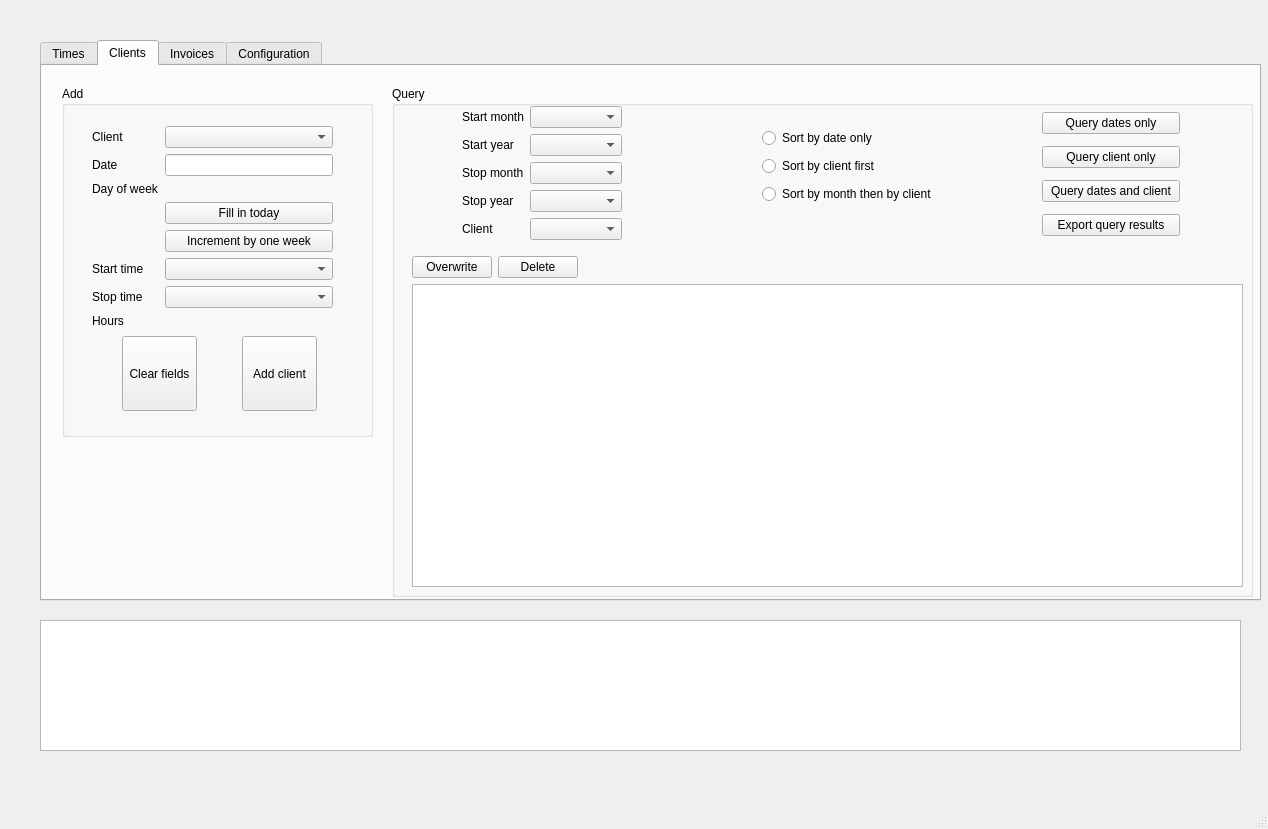
Above: input_files/Qt_ui_files/asap_layout.ui from haroldmeerwaldt/a_simple_accounting_program before the change. Below: the same form after it.
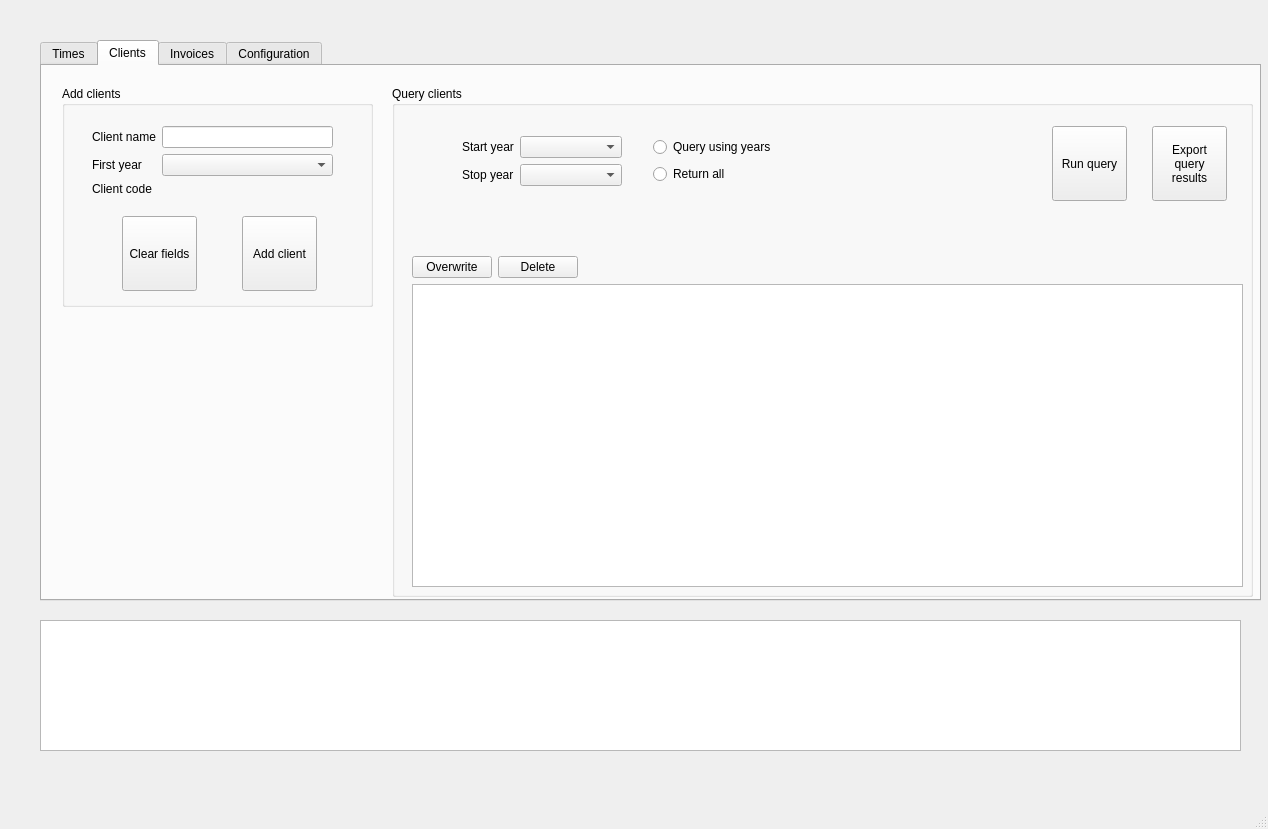
That is the form after the change. The open tabs and pages were chosen to show the change.

Commit message: worked on GUI layout for clients, and added some widgets related to that to times tab

Patch:
```diff
--- a/input_files/Qt_ui_files/asap_layout.ui
+++ b/input_files/Qt_ui_files/asap_layout.ui
@@ -391,17 +391,17 @@
         <x>20</x>
         <y>20</y>
         <width>311</width>
-        <height>351</height>
+        <height>221</height>
        </rect>
       </property>
       <property name="title">
-       <string>Add</string>
+       <string>Add clients</string>
       </property>
       <widget class="QPushButton" name="pushButton_add_client">
        <property name="geometry">
         <rect>
          <x>180</x>
-         <y>250</y>
+         <y>130</y>
          <width>75</width>
          <height>75</height>
         </rect>
@@ -416,89 +416,41 @@
          <x>30</x>
          <y>40</y>
          <width>241</width>
-         <height>212</height>
+         <height>71</height>
         </rect>
        </property>
        <layout class="QFormLayout" name="formLayout_3">
         <item row="0" column="0">
          <widget class="QLabel" name="label_times_client_2">
           <property name="text">
-           <string>Client</string>
+           <string>Client name</string>
           </property>
          </widget>
         </item>
+        <item row="0" column="1">
+         <widget class="QLineEdit" name="lineEdit_clients_client_name"/>
+        </item>
         <item row="1" column="0">
          <widget class="QLabel" name="label_times_date_2">
           <property name="text">
-           <string>Date</string>
+           <string>First year</string>
           </property>
          </widget>
         </item>
-        <item row="0" column="1">
-         <widget class="QComboBox" name="comboBox_times_client_2"/>
-        </item>
-        <item row="5" column="0">
-         <widget class="QLabel" name="label_times_start_time_2">
-          <property name="text">
-           <string>Start time</string>
-          </property>
-         </widget>
-        </item>
-        <item row="6" column="0">
-         <widget class="QLabel" name="label_times_stop_time_2">
-          <property name="text">
-           <string>Stop time</string>
-          </property>
-         </widget>
-        </item>
-        <item row="5" column="1">
-         <widget class="QComboBox" name="comboBox_times_start_time_2"/>
-        </item>
-        <item row="6" column="1">
-         <widget class="QComboBox" name="comboBox_times_stop_time_2"/>
-        </item>
         <item row="1" column="1">
-         <widget class="QLineEdit" name="lineEdit_times_date_2"/>
-        </item>
-        <item row="3" column="1">
-         <widget class="QPushButton" name="pushButton_times_fill_in_today_2">
-          <property name="text">
-           <string>Fill in today</string>
-          </property>
-         </widget>
-        </item>
-        <item row="7" column="0">
-         <widget class="QLabel" name="label_times_hours_2">
-          <property name="text">
-           <string>Hours</string>
-          </property>
-         </widget>
-        </item>
-        <item row="7" column="1">
-         <widget class="QLabel" name="info_label_times_hours_2">
-          <property name="text">
-           <string/>
-          </property>
-         </widget>
-        </item>
-        <item row="4" column="1">
-         <widget class="QPushButton" name="pushButton_times_increment_by_one_week_2">
-          <property name="text">
-           <string>Increment by one week</string>
-          </property>
-         </widget>
-        </item>
-        <item row="2" column="1">
-         <widget class="QLabel" name="info_label_day_of_week_2">
-          <property name="text">
-           <string/>
-          </property>
-         </widget>
+         <widget class="QComboBox" name="comboBox_clients_first_year"/>
         </item>
         <item row="2" column="0">
          <widget class="QLabel" name="label_day_of_week_2">
           <property name="text">
-           <string>Day of week</string>
+           <string>Client code</string>
+          </property>
+         </widget>
+        </item>
+        <item row="2" column="1">
+         <widget class="QLabel" name="info_label_clients_client_code">
+          <property name="text">
+           <string/>
           </property>
          </widget>
         </item>
@@ -508,7 +460,7 @@
        <property name="geometry">
         <rect>
          <x>60</x>
-         <y>250</y>
+         <y>130</y>
          <width>75</width>
          <height>75</height>
         </rect>
@@ -528,7 +480,7 @@
        </rect>
       </property>
       <property name="title">
-       <string>Query</string>
+       <string>Query clients</string>
       </property>
       <widget class="QWidget" name="verticalLayoutWidget_3">
        <property name="geometry">
@@ -580,136 +532,87 @@
        <property name="geometry">
         <rect>
          <x>70</x>
-         <y>20</y>
+         <y>50</y>
          <width>160</width>
-         <height>136</height>
+         <height>51</height>
         </rect>
        </property>
        <layout class="QFormLayout" name="formLayout_4">
-        <item row="0" column="1">
-         <widget class="QComboBox" name="comboBox_times_query_start_month_2"/>
-        </item>
-        <item row="2" column="1">
-         <widget class="QComboBox" name="comboBox_times_query_stop_month_2"/>
-        </item>
         <item row="0" column="0">
-         <widget class="QLabel" name="label_6">
-          <property name="text">
-           <string>Start month</string>
-          </property>
-         </widget>
-        </item>
-        <item row="2" column="0">
-         <widget class="QLabel" name="label_7">
-          <property name="text">
-           <string>Stop month</string>
-          </property>
-         </widget>
-        </item>
-        <item row="1" column="1">
-         <widget class="QComboBox" name="comboBox_times_query_start_year_2"/>
-        </item>
-        <item row="1" column="0">
          <widget class="QLabel" name="label_8">
           <property name="text">
            <string>Start year</string>
           </property>
          </widget>
         </item>
-        <item row="3" column="0">
+        <item row="0" column="1">
+         <widget class="QComboBox" name="comboBox_clients_query_start_year"/>
+        </item>
+        <item row="1" column="0">
          <widget class="QLabel" name="label_9">
           <property name="text">
            <string>Stop year</string>
           </property>
          </widget>
         </item>
-        <item row="4" column="0">
-         <widget class="QLabel" name="label_10">
-          <property name="text">
-           <string>Client</string>
-          </property>
-         </widget>
+        <item row="1" column="1">
+         <widget class="QComboBox" name="comboBox_clients_query_stop_year"/>
         </item>
-        <item row="3" column="1">
-         <widget class="QComboBox" name="comboBox_times_query_stop_year_2"/>
-        </item>
-        <item row="4" column="1">
-         <widget class="QComboBox" name="comboBox_times_query_client_2"/>
-        </item>
        </layout>
       </widget>
       <widget class="QWidget" name="verticalLayoutWidget_4">
        <property name="geometry">
         <rect>
-         <x>370</x>
-         <y>40</y>
-         <width>186</width>
-         <height>80</height>
+         <x>261</x>
+         <y>50</y>
+         <width>161</width>
+         <height>51</height>
         </rect>
        </property>
        <layout class="QVBoxLayout" name="verticalLayout_5">
         <item>
          <widget class="QRadioButton" name="radioButton_times_sort_by_date_only_2">
           <property name="text">
-           <string>Sort by date only</string>
+           <string>Query using years</string>
           </property>
          </widget>
         </item>
         <item>
          <widget class="QRadioButton" name="radioButton_times_sort_by_client_first_2">
           <property name="text">
-           <string>Sort by client first</string>
+           <string>Return all</string>
           </property>
          </widget>
         </item>
-        <item>
-         <widget class="QRadioButton" name="radioButton_times_sort_by_month_then_by_client_2">
-          <property name="text">
-           <string>Sort by month then by client</string>
-          </property>
-         </widget>
-        </item>
        </layout>
       </widget>
-      <widget class="QWidget" name="layoutWidget_2">
+      <widget class="QPushButton" name="pushButton_clients_export_query_results">
        <property name="geometry">
         <rect>
-         <x>650</x>
-         <y>20</y>
-         <width>138</width>
-         <height>138</height>
+         <x>760</x>
+         <y>40</y>
+         <width>75</width>
+         <height>75</height>
         </rect>
        </property>
-       <layout class="QVBoxLayout" name="verticalLayout_6">
-        <item>
-         <widget class="QPushButton" name="pushButton_times_query_dates_only_2">
-          <property name="text">
-           <string>Query dates only</string>
-          </property>
-         </widget>
-        </item>
-        <item>
-         <widget class="QPushButton" name="pushButton_times_query_client_only_2">
-          <property name="text">
-           <string>Query client only</string>
-          </property>
-         </widget>
-        </item>
-        <item>
-         <widget class="QPushButton" name="pushButton_times_query_dates_and_client_2">
-          <property name="text">
-           <string>Query dates and client</string>
-          </property>
-         </widget>
-        </item>
-        <item>
-         <widget class="QPushButton" name="pushButton_times_export_query_results_2">
-          <property name="text">
-           <string>Export query results</string>
-          </property>
-         </widget>
-        </item>
-       </layout>
+       <property name="text">
+        <string>Export 
+query 
+results</string>
+       </property>
+      </widget>
+      <widget class="QPushButton" name="pushButton_clients_run_query">
+       <property name="geometry">
+        <rect>
+         <x>660</x>
+         <y>40</y>
+         <width>75</width>
+         <height>75</height>
+        </rect>
+       </property>
+       <property name="text">
+        <string>Run query</string>
+       </property>
       </widget>
      </widget>
     </widget>
```
Left out of the diff: 99 changed lines with no effect on the pictures.
